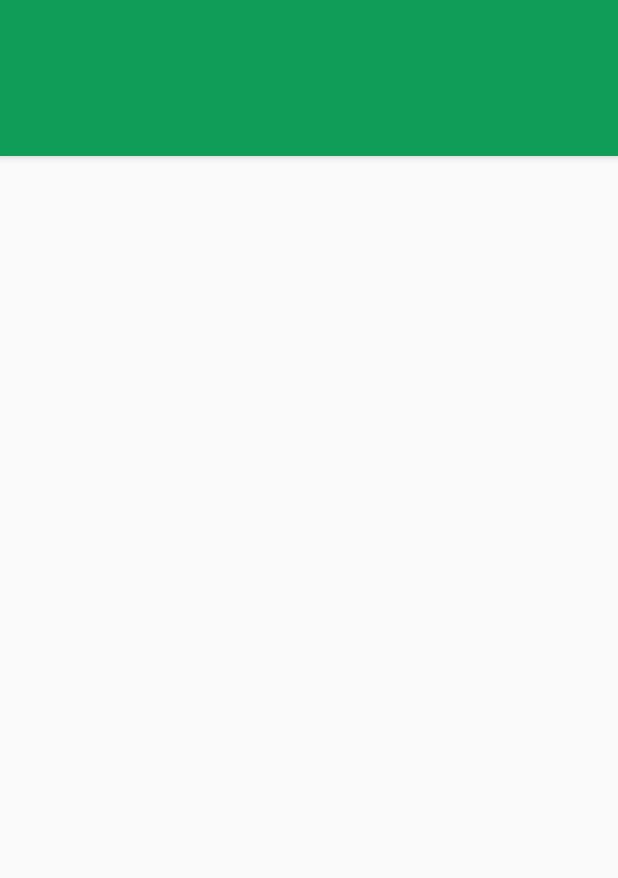
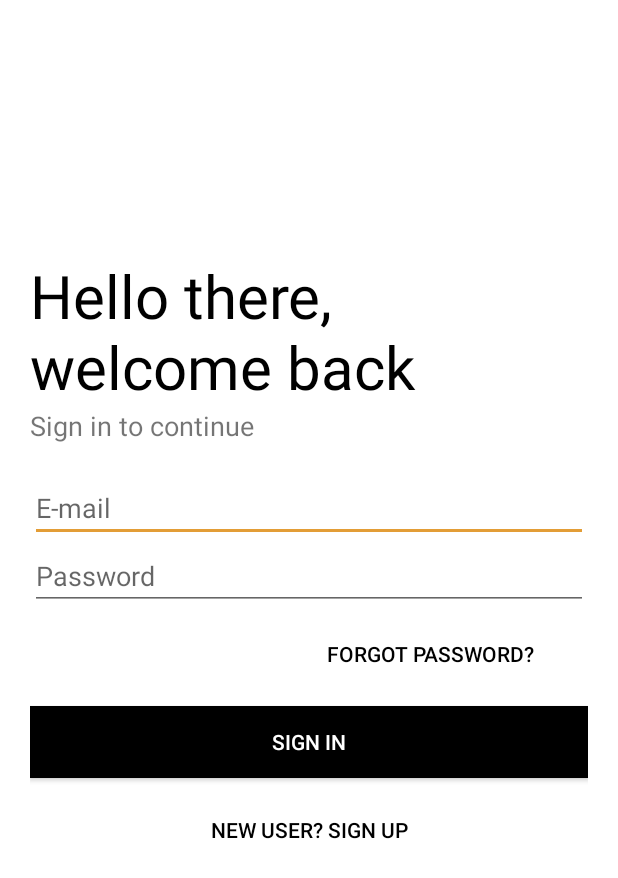
Before and after one commit to felipe-zg/MDP_final_project, an Android app: the layout activity_main.xml on its own in the app's theme, with its tools: preview values and no code run, on a phone screen of 412 x 824 dp. Shown: the top 878 px of the screen. Run offline under Robolectric (Android 15) with nearby library versions, the phone set to English and light mode, and no system bars.

Commit message:
feat: finish Login screen

```diff
--- a/app/src/main/res/layout/activity_main.xml
+++ b/app/src/main/res/layout/activity_main.xml
@@ -1,46 +1,123 @@
 <?xml version="1.0" encoding="utf-8"?>
-<androidx.constraintlayout.widget.ConstraintLayout
-    xmlns:android="http://schemas.android.com/apk/res/android"
+<LinearLayout xmlns:android="http://schemas.android.com/apk/res/android"
     xmlns:app="http://schemas.android.com/apk/res-auto"
+    xmlns:tools="http://schemas.android.com/tools"
     android:layout_width="match_parent"
-    android:layout_height="match_parent">
+    android:layout_height="match_parent"
+    tools:context=".Home"
+    android:orientation="vertical"
+    android:background="#fff"
+    android:padding="20dp">
+    <ImageView
+        android:id="@+id/login_logo"
+        android:layout_width="150dp"
+        android:layout_height="150dp" />
+    <TextView
+        android:id="@+id/login_logo_title"
+        android:layout_width="wrap_content"
+        android:layout_height="wrap_content"
+        android:text="Hello there, welcome back"
+        android:textSize="40sp"
+        android:textColor="#000"
+        />
+    <!-- android:fontFamily="@font/bungee" -->
+    <TextView
+        android:id="@+id/login_slogan_name"
+        android:layout_width="wrap_content"
+        android:layout_height="wrap_content"
+        android:text="Sign in to continue"
+        android:textSize="18sp"
+        />
+    <!-- android:fontFamily="@font/antic" -->
 
-    <com.google.android.material.appbar.AppBarLayout
-        android:id="@+id/appBarLayout"
+
+    <LinearLayout
         android:layout_width="match_parent"
         android:layout_height="wrap_content"
-        android:theme="@style/ThemeOverlay.AppCompat.Dark.ActionBar"
-        app:layout_constraintBottom_toTopOf="@+id/viewPager"
-        app:layout_constraintEnd_toEndOf="parent"
-        app:layout_constraintStart_toStartOf="parent"
-        app:layout_constraintTop_toTopOf="parent">
+        android:layout_marginTop="20dp"
+        android:layout_marginBottom="20dp"
+        android:orientation="vertical">
 
-        <androidx.appcompat.widget.Toolbar
-            android:id="@+id/toolbar"
-            android:layout_width="match_parent"
-            android:layout_height="?attr/actionBarSize"
-            android:background="?attr/colorPrimary"
-            app:popupTheme="@style/ThemeOverlay.AppCompat.Light" />
-
-        <com.google.android.material.tabs.TabLayout
-            android:id="@+id/tabs"
+        <EditText
+            android:id="@+id/login_email"
             android:layout_width="match_parent"
             android:layout_height="wrap_content"
-            app:tabBackground="@color/colorPrimary"
-            app:tabGravity="fill"
-            app:tabMode="fixed"
-            app:tabTextColor="@android:color/white" />
-    </com.google.android.material.appbar.AppBarLayout>
+            android:ems="10"
+            android:inputType="textPersonName"
+            android:hint="E-mail"/>
 
-    <androidx.viewpager.widget.ViewPager
-        android:id="@+id/viewPager"
-        android:layout_width="match_parent"
-        android:layout_height="0dp"
-        app:layout_constraintBottom_toBottomOf="parent"
-        app:layout_constraintEnd_toEndOf="parent"
-        app:layout_constraintStart_toStartOf="parent"
-        app:layout_constraintTop_toBottomOf="@+id/appBarLayout">
+        <EditText
+            android:id="@+id/login_password"
+            android:layout_width="match_parent"
+            android:layout_height="wrap_content"
+            android:ems="10"
+            android:inputType="textPassword"
+            android:hint="Password"/>
 
-    </androidx.viewpager.widget.ViewPager>
+        <!--
+        <com.google.android.material.textfield.TextInputLayout
+            android:layout_width="match_parent"
+            android:layout_height="wrap_content"
+            android:hint="Username"
+            style="@style/Widget.MaterialComponents.TextInputLayout.OutlinedBox">
 
-</androidx.constraintlayout.widget.ConstraintLayout>
+            <com.google.android.material.textfield.TextInputEditText
+                android:layout_width="match_parent"
+                android:layout_height="wrap_content"/>
+
+        </com.google.android.material.textfield.TextInputLayout>
+
+        <com.google.android.material.textfield.TextInputLayout
+            android:layout_width="match_parent"
+            android:layout_height="wrap_content"
+            android:hint="Password"
+            style="@style/Widget.MaterialComponents.TextInputLayout.OutlinedBox"
+            app:passwordToggleEnabled="true">
+
+            <com.google.android.material.textfield.TextInputEditText
+                android:layout_width="match_parent"
+                android:layout_height="wrap_content"
+                android:inputType="textPassword"/>
+
+        </com.google.android.material.textfield.TextInputLayout>
+        -->
+
+        <Button
+            android:id="@+id/login_btn_forgot_password"
+            android:layout_width="200dp"
+            android:layout_height="wrap_content"
+            android:layout_gravity="right"
+            android:layout_margin="5dp"
+            android:background="#00000000"
+            android:textColor="#000"
+            android:elevation="0dp"
+            android:text="Forgot password?" />
+
+        <Button
+            android:id="@+id/login_btn_login"
+            android:layout_width="match_parent"
+            android:layout_height="wrap_content"
+            android:text="Sign in"
+            android:background="#000000"
+            android:textColor="#fff"
+            android:layout_marginTop="5dp"
+            android:layout_marginBottom="5dp"/>
+
+        <Button
+            android:id="@+id/login_btn_signup"
+            android:layout_width="match_parent"
+            android:layout_height="wrap_content"
+            android:layout_gravity="right"
+            android:layout_margin="5dp"
+            android:background="#00000000"
+            android:textColor="#000"
+            android:elevation="0dp"
+            android:text="New User? SIGN UP" />
+
+        <!-- android:fontFamily="@font/antic" -->
+
+
+
+    </LinearLayout>
+
+</LinearLayout>
```
Also changed, not shown: app/src/main/java/com/example/cvbuilder/Login.kt (deleted, +0 -60 lines), app/src/main/java/com/example/cvbuilder/MainActivity.kt (+133 -28 lines), app/src/main/res/layout/activity_login.xml (deleted, +0 -103 lines).
